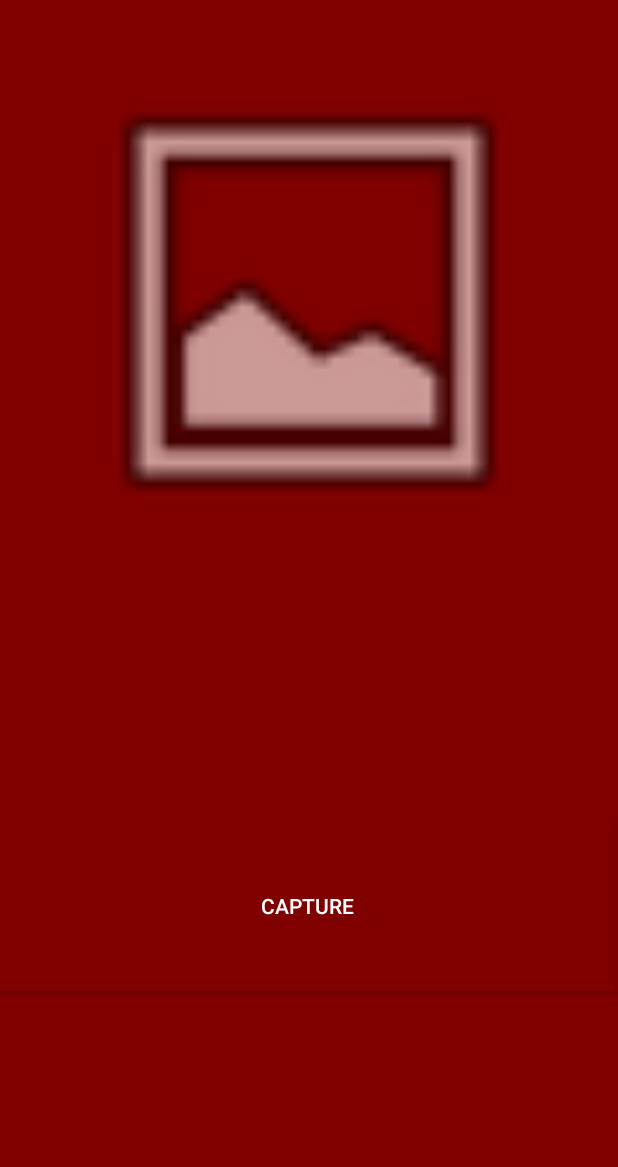
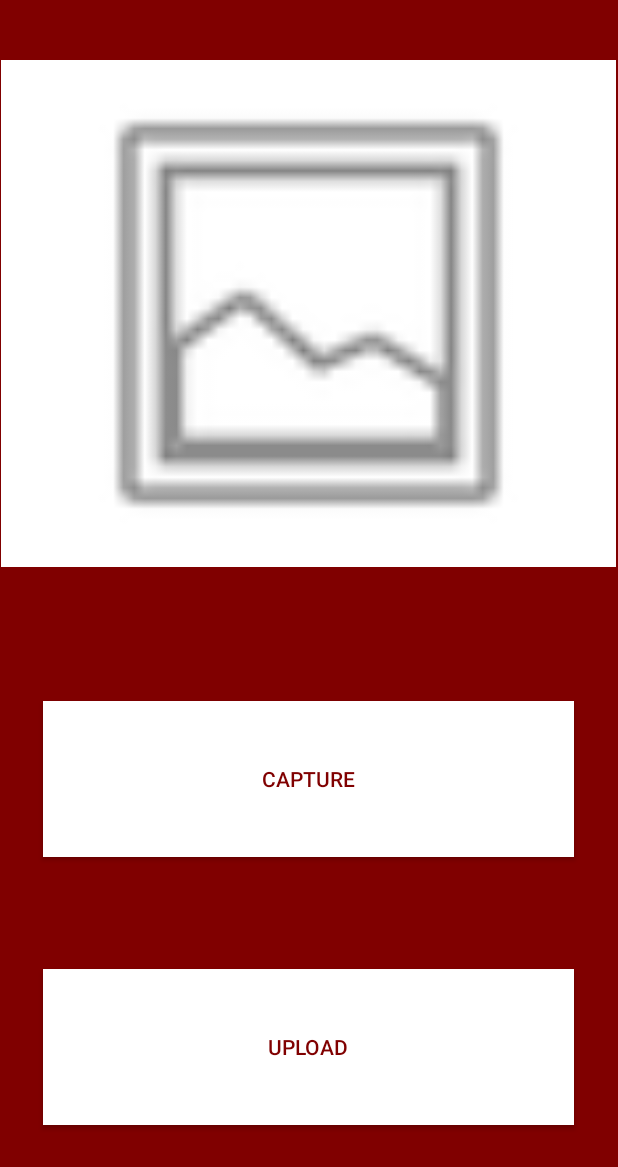
Before and after one commit to Aryan0501/MathC, an Android app: the CameraActivity screen opened directly, with no data from a screen before it, on a phone screen of 412 x 824 dp. Shown: the top 1167 px of the screen. Run offline under Robolectric (Android 15) with nearby library versions, the phone set to English and light mode, and no system bars.

```diff
--- a/app/src/main/res/layout/activity_camera.xml
+++ b/app/src/main/res/layout/activity_camera.xml
@@ -11,25 +11,48 @@
 
     <ImageView
         android:id="@+id/imageView2"
-        android:layout_width="409dp"
-        android:layout_height="331dp"
+        android:layout_width="410dp"
+        android:layout_height="338dp"
         android:layout_marginStart="1dp"
-        android:layout_marginTop="36dp"
+        android:layout_marginTop="40dp"
         android:layout_marginEnd="1dp"
+        android:background="#FFFFFF"
         app:layout_constraintEnd_toEndOf="parent"
+        app:layout_constraintHorizontal_bias="1.0"
         app:layout_constraintStart_toStartOf="parent"
         app:layout_constraintTop_toTopOf="parent"
         app:srcCompat="@android:drawable/ic_menu_gallery" />
 
     <Button
         android:id="@+id/capture"
-        android:layout_width="410dp"
-        android:layout_height="113dp"
-        android:layout_marginTop="180dp"
-        android:background="#800000"
+        android:layout_width="354dp"
+        android:layout_height="104dp"
+        android:layout_marginStart="28dp"
+        android:layout_marginTop="132dp"
+        android:layout_marginEnd="29dp"
+        android:layout_marginBottom="37dp"
+        android:background="#FFFFFF"
         android:text="Capture"
-        android:textColor="#FFFFFF"
-        app:layout_constraintTop_toBottomOf="@+id/imageView2"
-        tools:layout_editor_absoluteX="0dp" />
+        android:textColor="#800000"
+        app:layout_constraintBottom_toTopOf="@+id/upload"
+        app:layout_constraintEnd_toEndOf="parent"
+        app:layout_constraintStart_toStartOf="parent"
+        app:layout_constraintTop_toBottomOf="@+id/imageView2" />
+
+    <Button
+        android:id="@+id/upload"
+        android:layout_width="354dp"
+        android:layout_height="104dp"
+        android:layout_marginStart="28dp"
+        android:layout_marginTop="37dp"
+        android:layout_marginEnd="29dp"
+        android:layout_marginBottom="117dp"
+        android:background="#FFFFFF"
+        android:text="Upload"
+        android:textColor="#800000"
+        app:layout_constraintBottom_toBottomOf="parent"
+        app:layout_constraintEnd_toEndOf="parent"
+        app:layout_constraintStart_toStartOf="parent"
+        app:layout_constraintTop_toBottomOf="@+id/capture" />
 
 </androidx.constraintlayout.widget.ConstraintLayout>
```
